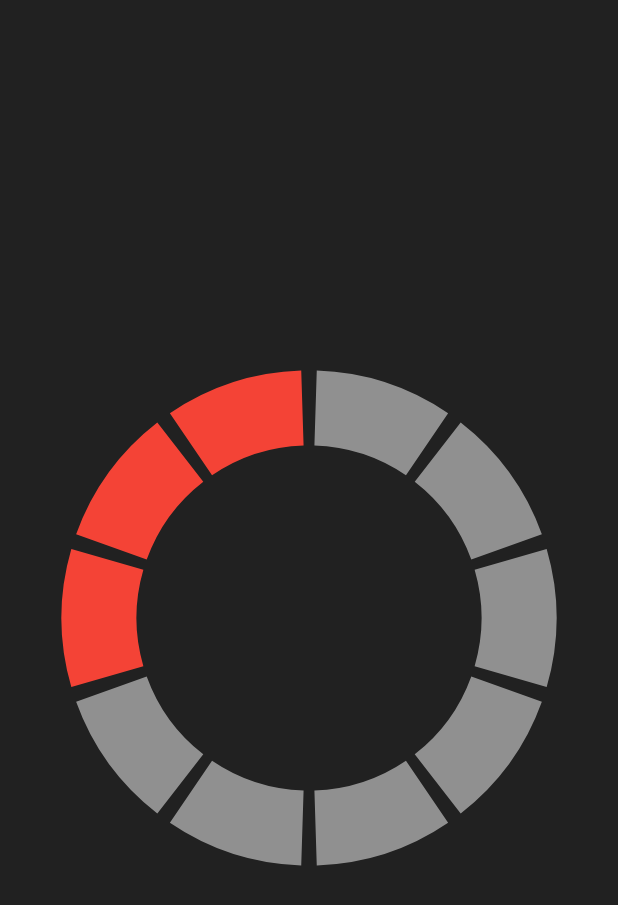
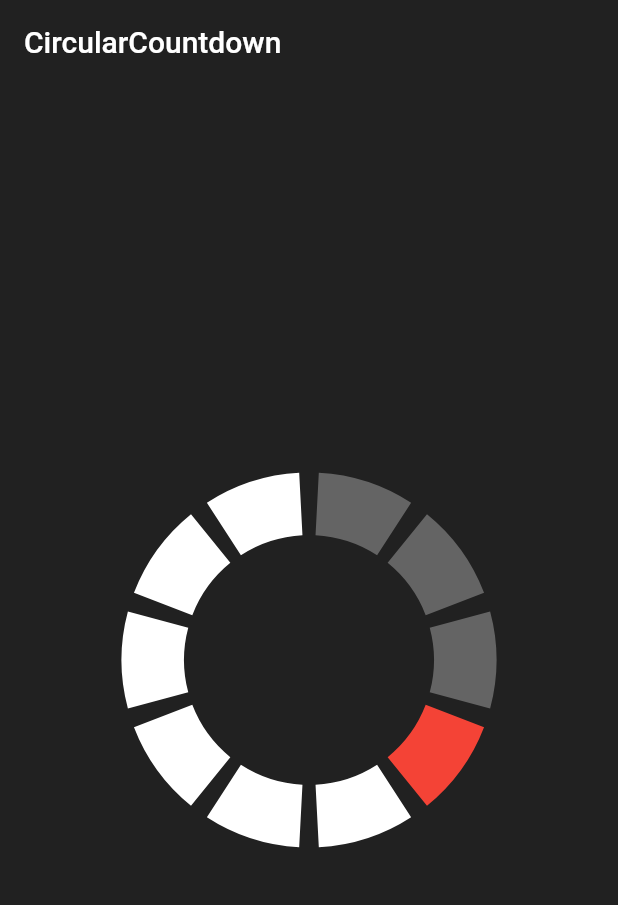
Before and after one commit to MattisBrizard/circular_countdown, a Flutter app: the screen it shows after launch, on a phone screen of 412 x 824 dp. Shown: the top 905 px of the screen. Run offline on Flutter 3.47's test engine with Material 2 defaults, Android fonts, the phone set to English and light mode, and no system bars.

Commit message:
added example + doc

````diff
--- a/example/lib/main.dart
+++ b/example/lib/main.dart
@@ -9,6 +9,7 @@ class MyApp extends StatelessWidget {
     return MaterialApp(
       title: 'Circular Countdown',
       home: MyHomePage(),
+      debugShowCheckedModeBanner: false,
     );
   }
 }
@@ -17,19 +18,24 @@ class MyHomePage extends StatelessWidget {
   @override
   Widget build(BuildContext context) {
     return Scaffold(
+      appBar: AppBar(
+        title: Text('CircularCountdown'),
+        backgroundColor: Colors.transparent,
+        elevation: 0,
+      ),
       backgroundColor: Colors.grey[900],
       body: Center(
-        child: CircularCountdown(
-          size: Size(
-            300,
-            300,
-          ),
-          countdownTotal: 10,
-          countdownRemaining: 4,
-          countdownTotalColor: Colors.white.withOpacity(0.5),
-          countdownRemainingColor: Colors.red,
-          strokeWidth: 50,
-          gapFactor: 10,
+        child: Column(
+          mainAxisAlignment: MainAxisAlignment.spaceEvenly,
+          children: <Widget>[
+            CircularCountdown(
+              diameter: 250,
+              countdownTotal: 10,
+              countdownRemaining: 7,
+              countdownCurrentColor: Colors.red,
+              strokeWidth: 0,
+            ),
+          ],
         ),
       ),
     );
--- a/lib/src/circular_countdown.dart
+++ b/lib/src/circular_countdown.dart
@@ -2,32 +2,90 @@ import 'package:flutter/material.dart';
 
 import 'circular_countdown_painter.dart';
 
+/// A circular countdown.
+///
+/// Can be used to represent all kind of units (days, hours, points, ...) that could be decremented
 class CircularCountdown extends StatelessWidget {
+  /// Creates a Circular Countdown.
+  ///
+  /// * [diameter] determines the size of the widget.
+  /// * [countdownTotal] is the total amount of units.
+  /// * [countdownRemaining] is the amount of remaining units.
+  ///
+  /// You can override some of the colors with the [countdownTotalColor] and
+  /// [countdownRemainingColor] properties.
+  /// A color for the current unit can be set with the [countdownCurrentColor].
+  ///
+  /// {@tool sample}
+  ///
+  /// ```dart
+  /// CircularCountdown(
+  ///   diameter: 250,
+  ///   countdownTotal: 10,
+  ///   countdownRemaining: 3,
+  /// ),
+  /// ```
+  /// {@end-tool}
   const CircularCountdown({
     Key key,
-    @required this.size,
+    @required this.diameter,
     @required this.countdownTotal,
     @required this.countdownRemaining,
-    this.countdownTotalColor = Colors.white60,
+    this.countdownTotalColor = Colors.white30,
     this.countdownRemainingColor = Colors.white,
-    this.countdownCurrentColor = Colors.white,
-    this.gapFactor = 5,
+    this.countdownCurrentColor,
+    this.gapFactor = 6,
     this.strokeWidth,
-  })  : assert(countdownTotal != null),
-        assert(countdownRemaining != null),
+  })  : assert(diameter != null && diameter > 0.0),
+        assert(countdownTotal != null && countdownTotal > 0.0),
+        assert(countdownRemaining != null &&
+            countdownRemaining >= 0.0 &&
+            countdownRemaining <= countdownTotal),
+        assert(gapFactor > 0.0),
         super(key: key);
 
-  final Size size;
+  /// The outer diameter of the circular countdown widget.
+  final double diameter;
+
+  /// The total amount of units.
   final int countdownTotal;
+
+  /// The amount of remaining units.
   final int countdownRemaining;
+
+  /// The color to use when painting passed units.
+  ///
+  /// Defaults to [Colors.white30].
   final Color countdownTotalColor;
+
+  /// The color to use when painting remaining units.
+  ///
+  /// Defaults to [Colors.white].
   final Color countdownRemainingColor;
+
+  /// The color to use when painting passed units.
   final Color countdownCurrentColor;
+
+  /// The part of the circle that will be gap. (`1/gapFactor`)
+  ///
+  /// Example : `gapFactor: 2` means that 50% of the circle will be gaps.
+  ///
+  /// Defaults to [6].
   final double gapFactor;
+
+  /// The thickness of the circle in logical pixels.
+  ///
+  /// Must be positive and less than [diameter/2].
+  ///
+  /// Default to [diameter/6] for proportion purpose.
   final double strokeWidth;
 
   @override
   Widget build(BuildContext context) {
+    double paintStrokeWidth =
+        (strokeWidth != null && strokeWidth > 0 && strokeWidth <= diameter / 2)
+            ? strokeWidth
+            : diameter / 6;
     return CustomPaint(
       painter: CircularCountdownPainter(
           countdownTotal: countdownTotal,
@@ -36,9 +94,8 @@ class CircularCountdown extends StatelessWidget {
           countdownRemainingColor: countdownRemainingColor,
           countdownCurrentColor: countdownCurrentColor,
           gapFactor: gapFactor,
-        strokeWidth: strokeWidth,
-      ),
-      size: size,
+          strokeWidth: paintStrokeWidth),
+      size: Size(diameter - paintStrokeWidth, diameter - paintStrokeWidth),
     );
   }
 }
--- a/pubspec.yaml
+++ b/pubspec.yaml
@@ -1,5 +1,5 @@
 name: circular_countdown
-description: A circular countdown.
+description: An implementation of a circular countdown.
 version: 0.0.1
 author: Mattis Brizard
 homepage:
````
Also changed, not shown: lib/src/circular_countdown_painter.dart (+36 -42 lines). Lines whose indentation alone changed are shown as unchanged.
